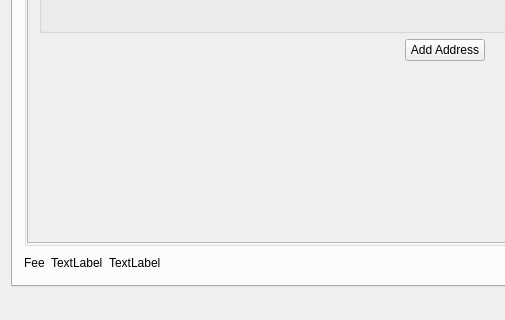
Before: the Qt Designer form src/mainwindow.ui in z-bitcoinz/BitcoinZ_Blue, drawn with Qt 5; both pictures show x 0 to 505 and y 283 to 603 of the 889 by 603 pixel window.
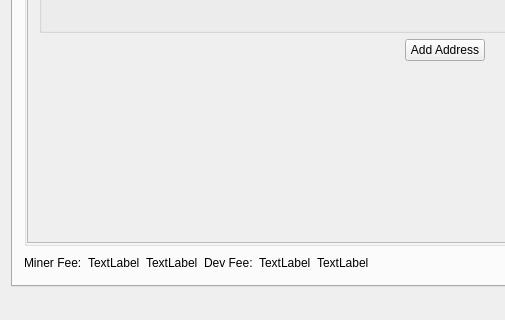
After: the same form once the commit is applied. Icons and pictures are not drawn.

Commit message: Make miner/dev fee clear on send tab

```diff
--- a/src/mainwindow.ui
+++ b/src/mainwindow.ui
@@ -477,7 +477,7 @@
           <item>
            <widget class="QLabel" name="label_7">
             <property name="text">
-             <string>Fee</string>
+             <string>Miner Fee:</string>
             </property>
            </widget>
           </item>
@@ -489,7 +489,28 @@
            </widget>
           </item>
           <item>
-           <widget class="QLabel" name="sendTxFeesUSD">
+           <widget class="QLabel" name="lblMinerFeeUSD">
+            <property name="text">
+             <string>TextLabel</string>
+            </property>
+           </widget>
+          </item>
+          <item>
+           <widget class="QLabel" name="lblDevFeeTxt">
+            <property name="text">
+             <string>Dev Fee:</string>
+            </property>
+           </widget>
+          </item>
+          <item>
+           <widget class="QLabel" name="lblDevFee">
+            <property name="text">
+             <string>TextLabel</string>
+            </property>
+           </widget>
+          </item>
+          <item>
+           <widget class="QLabel" name="lblDevFeeUSD">
             <property name="text">
              <string>TextLabel</string>
             </property>
```
Left out of the diff: 2 changed lines with no effect on the pictures. The commit also changes 4 other files.
